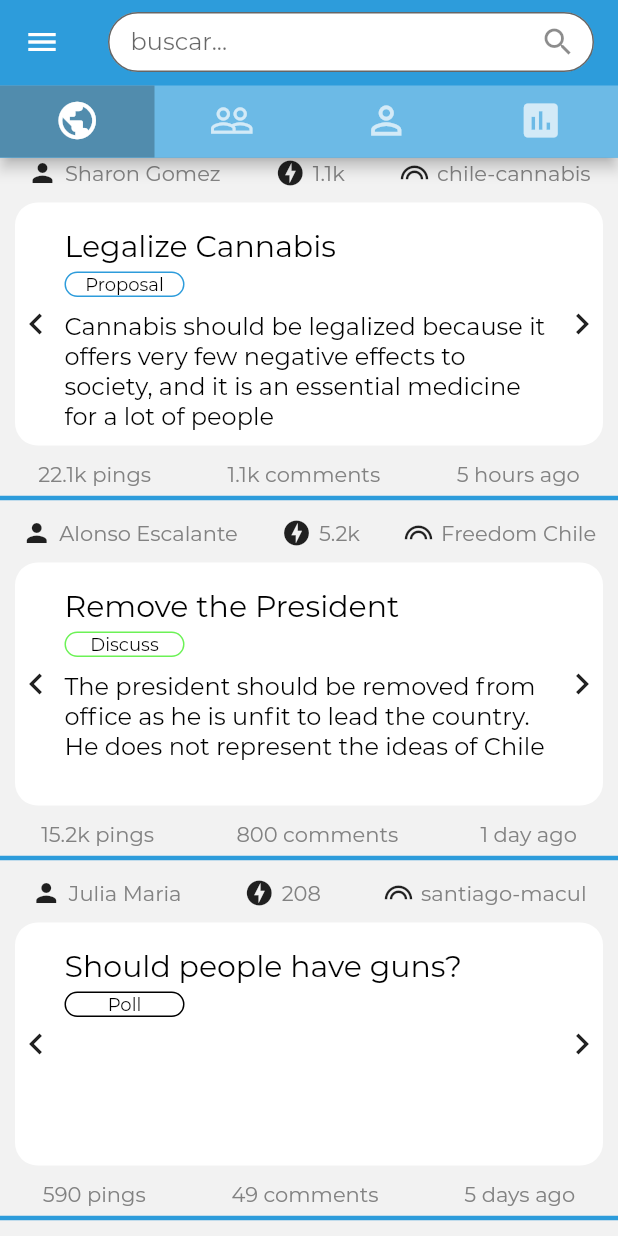
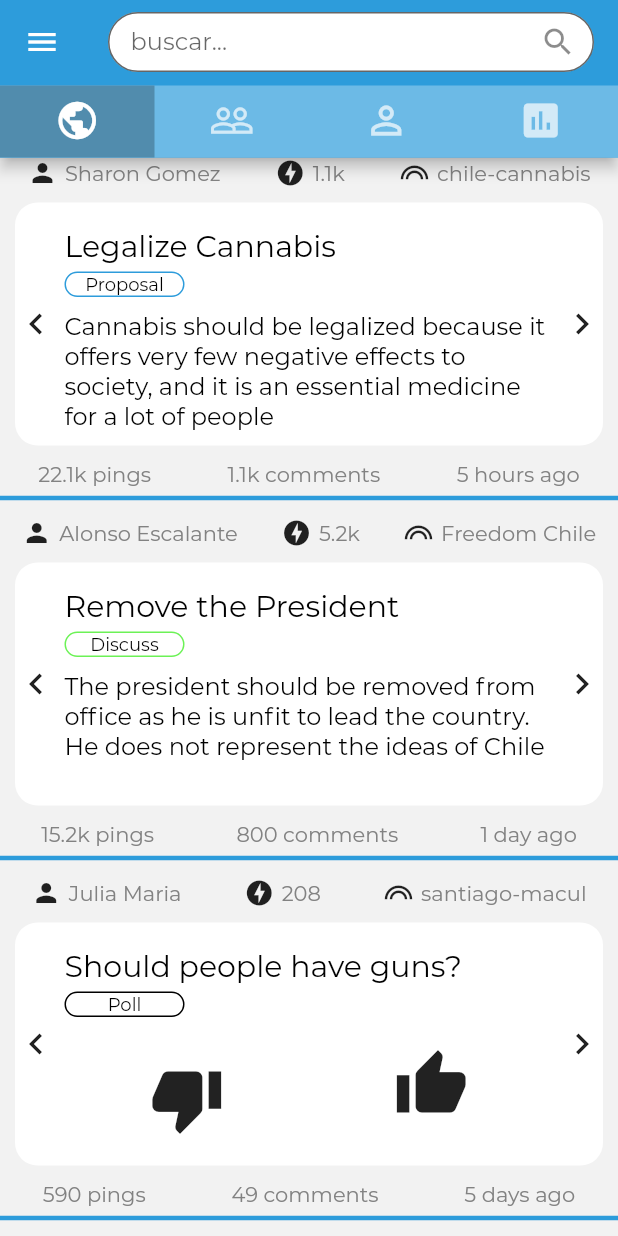
Before and after one commit to benjaminykim/cibic-mobile, a Flutter app: the screen it shows after launch, on a phone screen of 412 x 824 dp. Run offline on Flutter 3.47's test engine with Material 2 defaults, Android fonts, the phone set to English and light mode, and no system bars; project files that could hold a hidden picture were left out.

Commit message:
finish poll view in activity card

```diff
--- a/lib/widgets/activity_card/CardView.dart
+++ b/lib/widgets/activity_card/CardView.dart
@@ -28,7 +28,9 @@ class CardView extends StatelessWidget {
         child: Row(
           mainAxisAlignment: MainAxisAlignment.spaceBetween,
           children: <Widget>[
-            SizedBox(child: Icon(Icons.keyboard_arrow_left, size: 28)),
+            //left
+            Icon(Icons.keyboard_arrow_left, size: 28),
+            //center
             SizedBox(
               width: MediaQuery.of(context).size.width - 20 - 56,
               child: Padding(
@@ -69,21 +71,31 @@ class CardView extends StatelessWidget {
                       ),
                     ),
                     // Content
-                    Text(
+                    ((label == "Poll") ?
+                      (Row(
+                        mainAxisAlignment: MainAxisAlignment.spaceAround,
+                        children: <Widget>[
+                          Padding(
+                            padding: const EdgeInsets.only(top: 20),
+                            child: Icon(Icons.thumb_down, size: 50),
+                          ),
+                          Icon(Icons.thumb_up, size: 50)
+                        ],
+                      ))
+                      : Text(
                         text,
                         style: TextStyle(
                           color: Colors.black,
                           fontSize: 16,
                           fontWeight: FontWeight.w300,
                         ),
-                    )
+                      ))
                   ],
                 ),
               ),
             ),
-            SizedBox(
-              child: Icon(Icons.keyboard_arrow_right, size: 28),
-            ),
+            // right
+            Icon(Icons.keyboard_arrow_right, size: 28),
           ],
         ),
       ),
```
Lines whose indentation alone changed are shown as unchanged.
